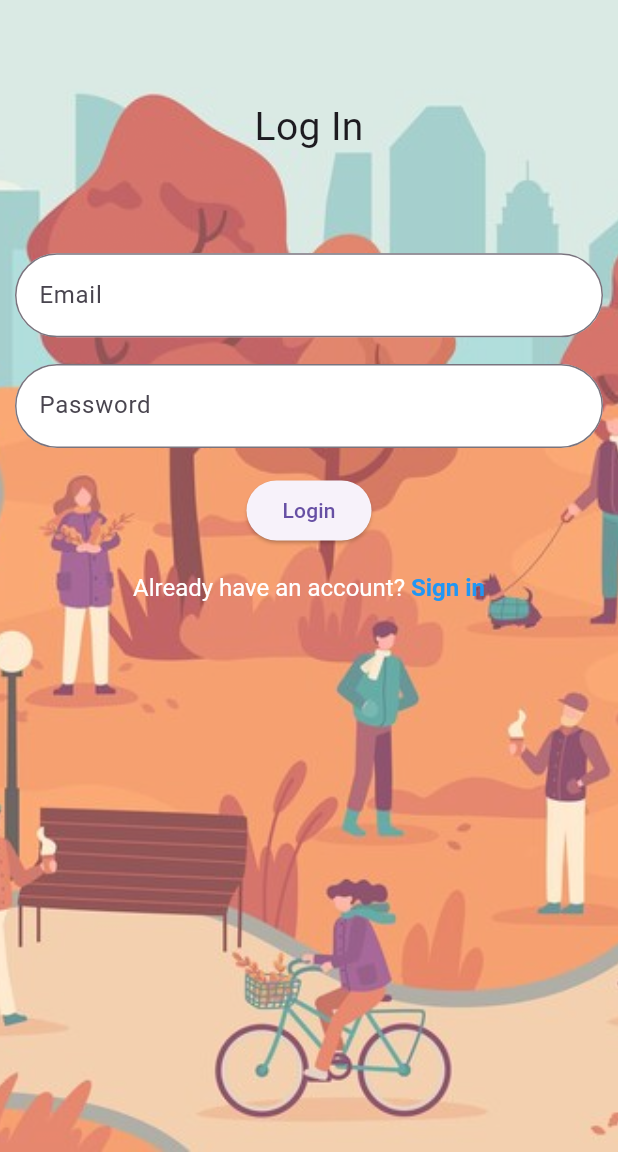
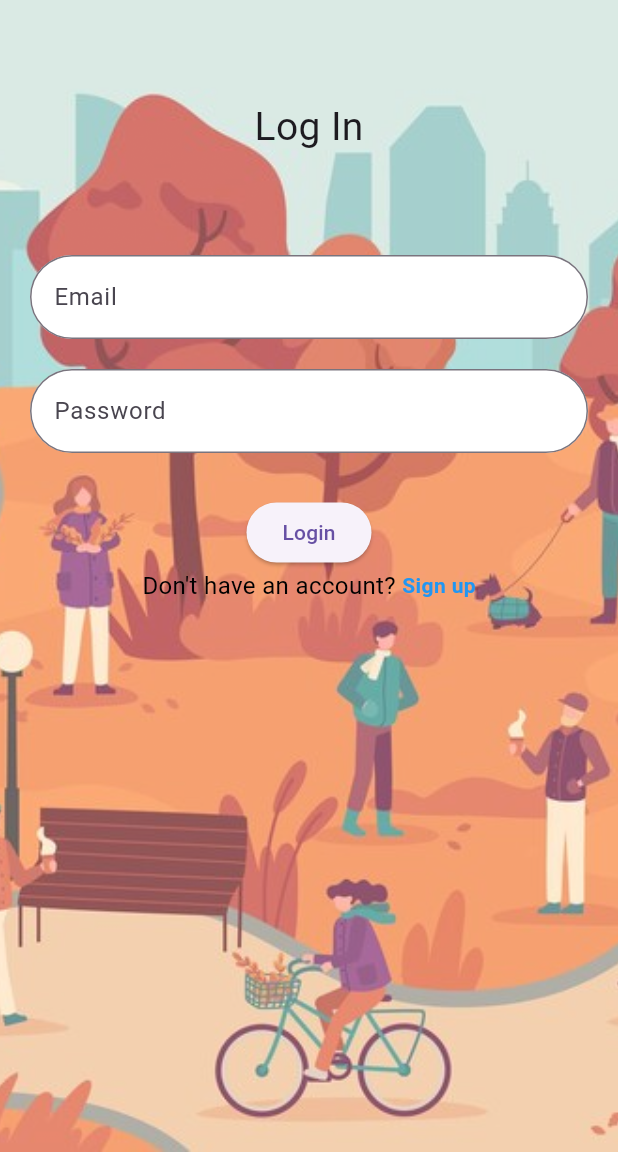
Before and after one commit to Adharshk-ks/Reunify, a Flutter app: the screen it shows after launch, on a phone screen of 412 x 824 dp, the part 84-1236 px from its top. Run offline on Flutter 3.47's test engine with Material 3 defaults, Android fonts, the light colour scheme and no system bars.

Commit message:
sign up completed

```diff
--- a/lib/login_page.dart
+++ b/lib/login_page.dart
@@ -1,8 +1,14 @@
 import 'package:flutter/material.dart';
 
-class LoginPage extends StatelessWidget {
+class LoginPage extends StatefulWidget {
   const LoginPage({Key? key}) : super(key: key);
 
+  @override
+  State<LoginPage> createState() => _LoginPageState();
+}
+
+class _LoginPageState extends State<LoginPage> {
+  bool signUp = false;
   @override
   Widget build(BuildContext context) {
     return SafeArea(
@@ -20,32 +26,87 @@ class LoginPage extends StatelessWidget {
         body: Stack(
           children: [
             Image.asset(
-              'assets/login_bg1.png',
+              signUp ? 'assets/pg_2.jpg' : 'assets/login_bg1.png',
               fit: BoxFit.fitHeight,
               height: double.infinity,
               opacity: const AlwaysStoppedAnimation(.75),
             ),
-            Container(
-              // decoration: const BoxDecoration(color: Color.fromARGB(255, 127, 244, 95)),
-              child: Padding(
+            Padding(
               padding: const EdgeInsets.all(10),
-                child: Column(
+              child: ListView(
                 children: [
-                    const SizedBox(
+                  SizedBox(
                     height: 150,
                     child: Center(
                       child: Text(
-                          "Log In",
-                          style: TextStyle(fontSize: 26),
+                        signUp ? "Sign Up" : "Log In",
+                        style: const TextStyle(fontSize: 26),
                       ),
                     ),
                   ),
                   SizedBox(
-                      height: 250,
                     child: Column(
                       mainAxisAlignment: MainAxisAlignment.spaceAround,
                       children: [
+                        signUp
+                            ? Container(
+                                margin: const EdgeInsets.all(10),
+                                decoration: BoxDecoration(
+                                  borderRadius: BorderRadius.circular(40),
+                                  color: Colors.white,
+                                ),
+                                child: const TextField(
+                                  decoration: InputDecoration(
+                                    hintText: "First Name",
+                                    border: OutlineInputBorder(
+                                      borderRadius: BorderRadius.all(
+                                        Radius.circular(40),
+                                      ),
+                                    ),
+                                  ),
+                                ),
+                              )
+                            : Container(),
+                        signUp
+                            ? Container(
+                                margin: const EdgeInsets.all(10),
+                                decoration: BoxDecoration(
+                                  borderRadius: BorderRadius.circular(40),
+                                  color: Colors.white,
+                                ),
+                                child: const TextField(
+                                  decoration: InputDecoration(
+                                    hintText: "Last Name",
+                                    border: OutlineInputBorder(
+                                      borderRadius: BorderRadius.all(
+                                        Radius.circular(40),
+                                      ),
+                                    ),
+                                  ),
+                                ),
+                              )
+                            : Container(),
+                        signUp
+                            ? Container(
+                                margin: const EdgeInsets.all(10),
+                                decoration: BoxDecoration(
+                                  borderRadius: BorderRadius.circular(40),
+                                  color: Colors.white,
+                                ),
+                                child: const TextField(
+                                  decoration: InputDecoration(
+                                    hintText: "Username",
+                                    border: OutlineInputBorder(
+                                      borderRadius: BorderRadius.all(
+                                        Radius.circular(40),
+                                      ),
+                                    ),
+                                  ),
+                                ),
+                              )
+                            : Container(),
                         Container(
+                          margin: const EdgeInsets.all(10),
                           decoration: BoxDecoration(
                             borderRadius: BorderRadius.circular(40),
                             color: Colors.white,
@@ -62,6 +123,26 @@ class LoginPage extends StatelessWidget {
                           ),
                         ),
                         Container(
+                          margin: const EdgeInsets.all(10),
+                          decoration: BoxDecoration(
+                            borderRadius: BorderRadius.circular(40),
+                            color: Colors.white,
+                          ),
+                          child: TextField(
+                            obscureText: true,
+                            decoration: InputDecoration(
+                              hintText: signUp ? "Create Password": "Password",
+                              border: const OutlineInputBorder(
+                                borderRadius: BorderRadius.all(
+                                  Radius.circular(40),
+                                ),
+                              ),
+                            ),
+                          ),
+                        ),
+                        signUp
+                            ? Container(
+                                margin: const EdgeInsets.all(10),
                                 decoration: BoxDecoration(
                                   borderRadius: BorderRadius.circular(40),
                                   color: Colors.white,
@@ -69,7 +150,7 @@ class LoginPage extends StatelessWidget {
                                 child: const TextField(
                                   obscureText: true,
                                   decoration: InputDecoration(
-                                hintText: "Password",
+                                    hintText: "Confirm Password",
                                     border: OutlineInputBorder(
                                       borderRadius: BorderRadius.all(
                                         Radius.circular(40),
@@ -77,23 +158,40 @@ class LoginPage extends StatelessWidget {
                                     ),
                                   ),
                                 ),
+                              )
+                            : Container(),
+                        Padding(
+                          padding: const EdgeInsets.only(top:19),
+                          child: ElevatedButton(
+                            onPressed: () {},
+                            child: Text(signUp ? "SignUp" : "Login"),
                           ),
-                          ElevatedButton(
-                            onPressed: () {},
-                            child: const Text("Login"),
                         ),
-                          RichText(
-                            text: const TextSpan(
-                              text: "Already have an account? ",
-                              style: TextStyle(fontSize: 16),
-                              children: <TextSpan>[
-                                TextSpan(
-                                  text: 'Sign in',
-                                  style: TextStyle(
+                        Row(
+                            mainAxisAlignment: MainAxisAlignment.center,
+                            children: [
+                              Text(
+                                signUp
+                                    ? "Already have an account?"
+                                    : "Don't have an account? ",
+                                style: const TextStyle(
+                                    fontSize: 16, color: Colors.black),
+                              ),
+                              InkWell(
+                                onTap: () {
+                                  setState(() {
+                                    signUp = !signUp;
+                                  });
+                                },
+                                child: Text(
+                                  signUp ? " Login" : 'Sign up',
+                                  style: const TextStyle(
                                     color: Colors.blue,
                                     fontWeight: FontWeight.bold,
                                   ),
                                 ),
+                              ),
+                            ]),
                       ],
                     ),
                   ),
@@ -103,10 +201,6 @@ class LoginPage extends StatelessWidget {
           ],
         ),
       ),
-            ),
-          ],
-        ),
-      ),
     );
   }
 }
--- a/pubspec.yaml
+++ b/pubspec.yaml
@@ -90,3 +90,4 @@ flutter:
   # see https://flutter.dev/custom-fonts/#from-packages
   assets:
    - assets/login_bg1.png
+   - assets/pg_2.jpg
```
Also changed, not shown: assets/pg_2.jpg (added), assets/pg_3.jpg (added), assets/reunify bg2.jpg (added). Lines whose indentation alone changed are shown as unchanged.
